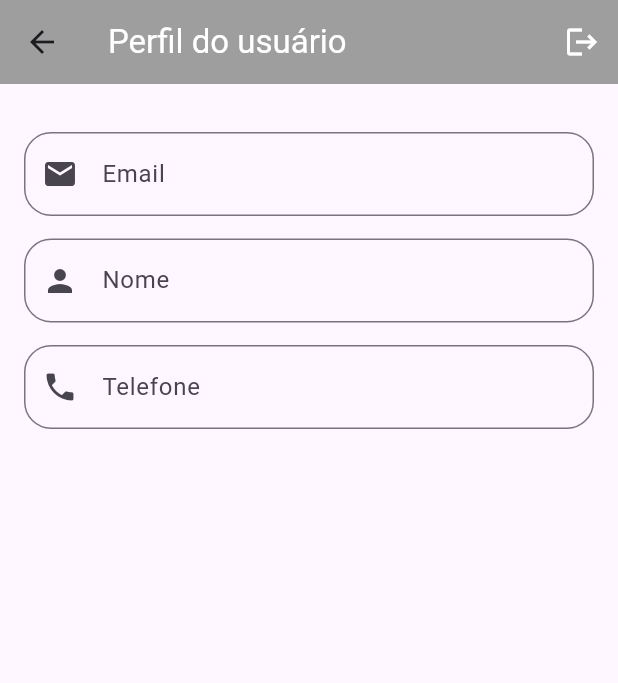
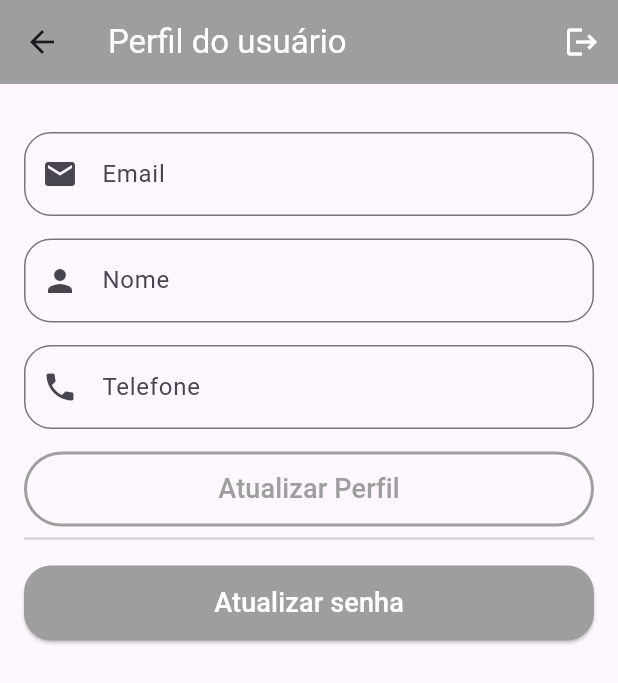
Before and after one commit to TalissonMelo/planorama-mobile, a Flutter app: the Profile screen opened directly, on a phone screen of 412 x 824 dp. Shown: the top 683 px of the screen. Run offline on Flutter 3.47's test engine with Material 3 defaults, Android fonts, the phone set to English and light mode, and no system bars; our stand-ins replace mask_text_input_formatter.

Commit message:
Criado opção de editar perfil

```diff
--- a/lib/src/components/custom_text_field.dart
+++ b/lib/src/components/custom_text_field.dart
@@ -6,13 +6,17 @@ class CustomTextField extends StatefulWidget {
   final IconData icon;
   final bool isSecret;
   final List<TextInputFormatter>? inputFormatters;
+  final String? initialValue;
+  final bool readOnly;
 
   const CustomTextField(
       {super.key,
       required this.icon,
       required this.label,
       this.isSecret = false,
-      this.inputFormatters});
+      this.initialValue,
+      this.inputFormatters,
+      this.readOnly = false});
 
   @override
   State<CustomTextField> createState() => _CustomTextFieldState();
@@ -32,6 +36,8 @@ class _CustomTextFieldState extends State<CustomTextField> {
     return Padding(
         padding: const EdgeInsets.only(bottom: 15),
         child: TextFormField(
+          readOnly: widget.readOnly,
+          initialValue: widget.initialValue,
           inputFormatters: widget.inputFormatters,
           obscureText: isObscure,
           decoration: InputDecoration(
--- a/lib/src/profile/profile.dart
+++ b/lib/src/profile/profile.dart
@@ -1,11 +1,16 @@
 import 'package:flutter/material.dart';
+import 'package:liberbox_mobile/src/auth/sign_in_screen.dart';
 import 'package:liberbox_mobile/src/components/custom_text_field.dart';
+import 'package:mask_text_input_formatter/mask_text_input_formatter.dart';
 
 class Profile extends StatelessWidget {
   const Profile({super.key});
 
   @override
   Widget build(BuildContext context) {
+    final phoneFormatter = MaskTextInputFormatter(
+        mask: '## # ####-####', filter: {'#': RegExp(r'[0-9]')});
+
     return Scaffold(
       appBar: AppBar(
         backgroundColor: Colors.grey,
@@ -13,7 +18,13 @@ class Profile extends StatelessWidget {
             style: TextStyle(color: Colors.white)),
         actions: [
           IconButton(
-            onPressed: () {},
+            onPressed: () {
+              Navigator.of(context).push(
+                MaterialPageRoute(builder: (c) {
+                  return const SignInScreen();
+                }),
+              );
+            },
             icon: const Icon(Icons.logout),
             color: Colors.white,
           )
@@ -22,10 +33,50 @@ class Profile extends StatelessWidget {
       body: ListView(
         physics: const BouncingScrollPhysics(),
         padding: const EdgeInsets.fromLTRB(16, 32, 16, 16),
-        children: const [
-          CustomTextField(icon: Icons.email, label: "Email"),
+        children: [
+          CustomTextField(
+            icon: Icons.email,
+            label: "Email",
+            readOnly: true,
+          ),
           CustomTextField(icon: Icons.person, label: "Nome"),
-          CustomTextField(icon: Icons.phone, label: "Telefone"),
+          CustomTextField(
+            icon: Icons.phone,
+            label: "Telefone",
+            inputFormatters: [phoneFormatter],
+          ),
+          SizedBox(
+            height: 50,
+            child: OutlinedButton(
+                style: OutlinedButton.styleFrom(
+                  side: const BorderSide(
+                    width: 2,
+                    color: Colors.grey,
+                  ),
+                ),
+                onPressed: () {},
+                child: const Text(
+                  'Atualizar Perfil',
+                  style: TextStyle(color: Colors.grey, fontSize: 18),
+                )),
+          ),
+          Padding(
+              padding: const EdgeInsets.only(bottom: 10),
+              child: Divider(
+                color: Colors.grey.withAlpha(90),
+                thickness: 2,
+              )),
+          SizedBox(
+            height: 50,
+            child: ElevatedButton(
+                style: ElevatedButton.styleFrom(
+                    backgroundColor: Colors.grey,
+                    shape: RoundedRectangleBorder(
+                        borderRadius: BorderRadius.circular(18))),
+                onPressed: () {},
+                child: const Text('Atualizar senha',
+                    style: TextStyle(fontSize: 18, color: Colors.white))),
+          )
         ],
       ),
     );
```
